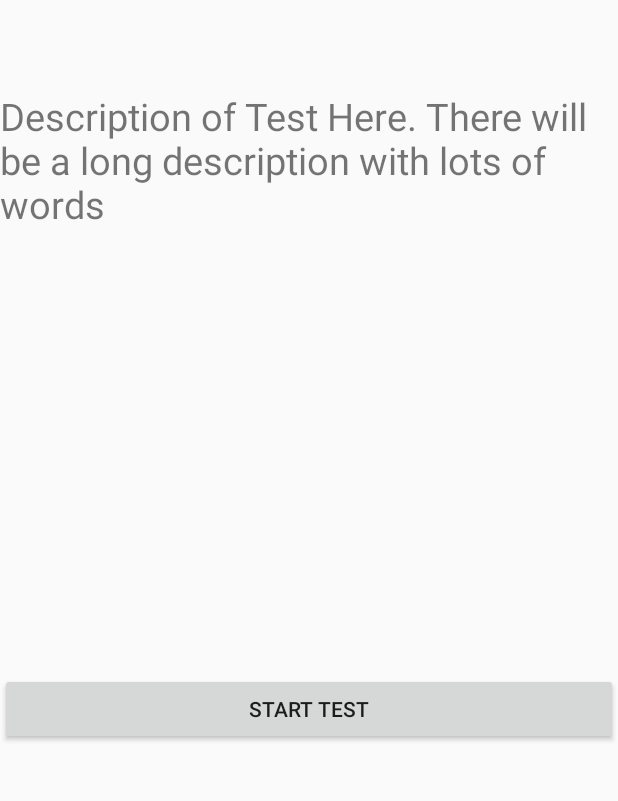
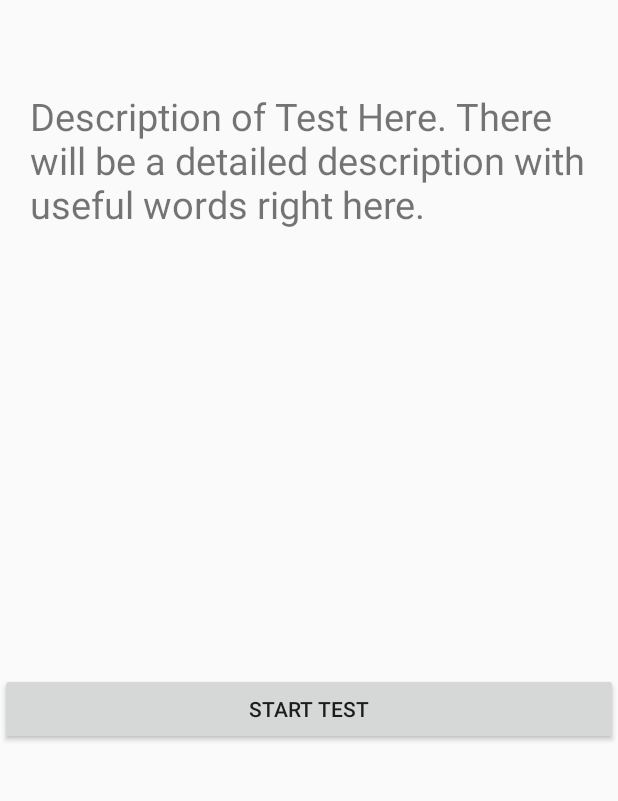
Before and after one commit to annae44/FallDetect, an Android app: the IntroductionActivity screen opened directly, with no data from a screen before it, on a phone screen of 412 x 824 dp, the part 401-1202 px from its top. Run offline under Robolectric (Android 15) with nearby library versions, the phone set to English and light mode, and no system bars.

Commit message:
Introduction Page - More Details pt3

```diff
--- a/app/src/main/res/layout/introduction.xml
+++ b/app/src/main/res/layout/introduction.xml
@@ -32,6 +32,8 @@
             android:layout_width="wrap_content"
             android:layout_height="wrap_content"
             android:paddingTop="60dp"
+            android:paddingLeft="20dp"
+            android:paddingRight="20dp"
             android:text="@string/intro_description"
             android:textSize="25sp">
         </TextView>
--- a/app/src/main/res/values/strings.xml
+++ b/app/src/main/res/values/strings.xml
@@ -3,7 +3,7 @@
     <string name="begin_test_label">Begin Test</string>
     <string name="intro_label">Introduction to Test Below</string>
     <string name="start_test_label">Start Test</string>
-    <string name="intro_description">Description of Test Here. There will be a long description
-                                     with lots of words</string>
+    <string name="intro_description">Description of Test Here. There will be a detailed description
+                                     with useful words right here.</string>
     <string name="prepare_text">Please Put your phone in the pocket</string>
 </resources>
```
